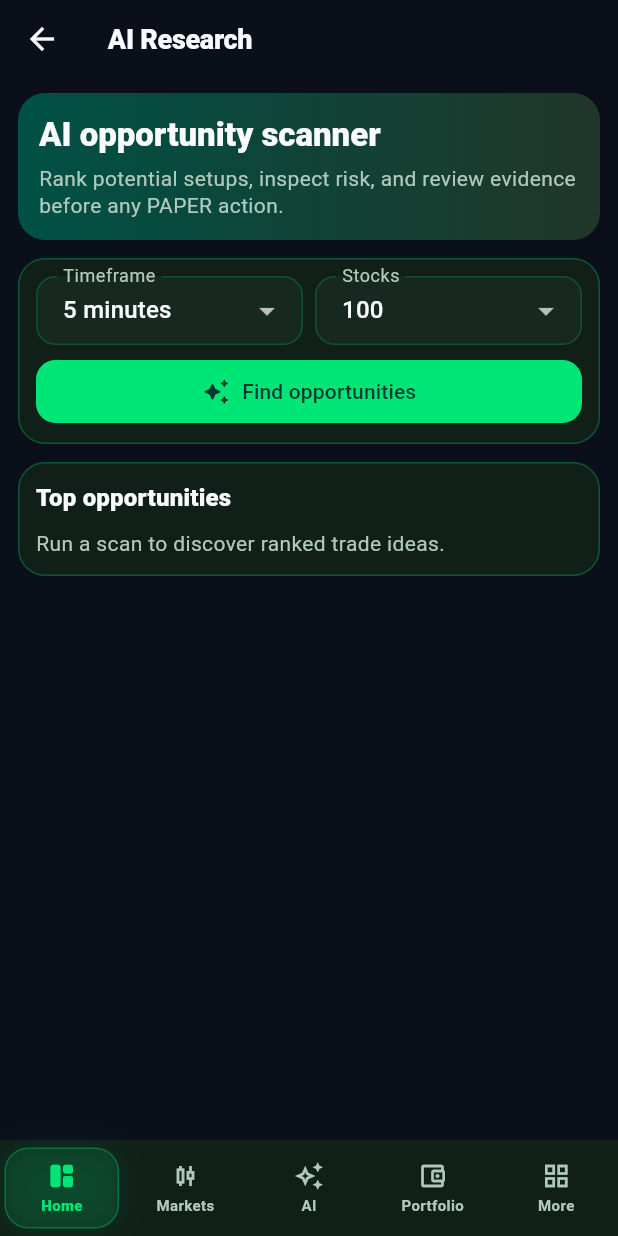
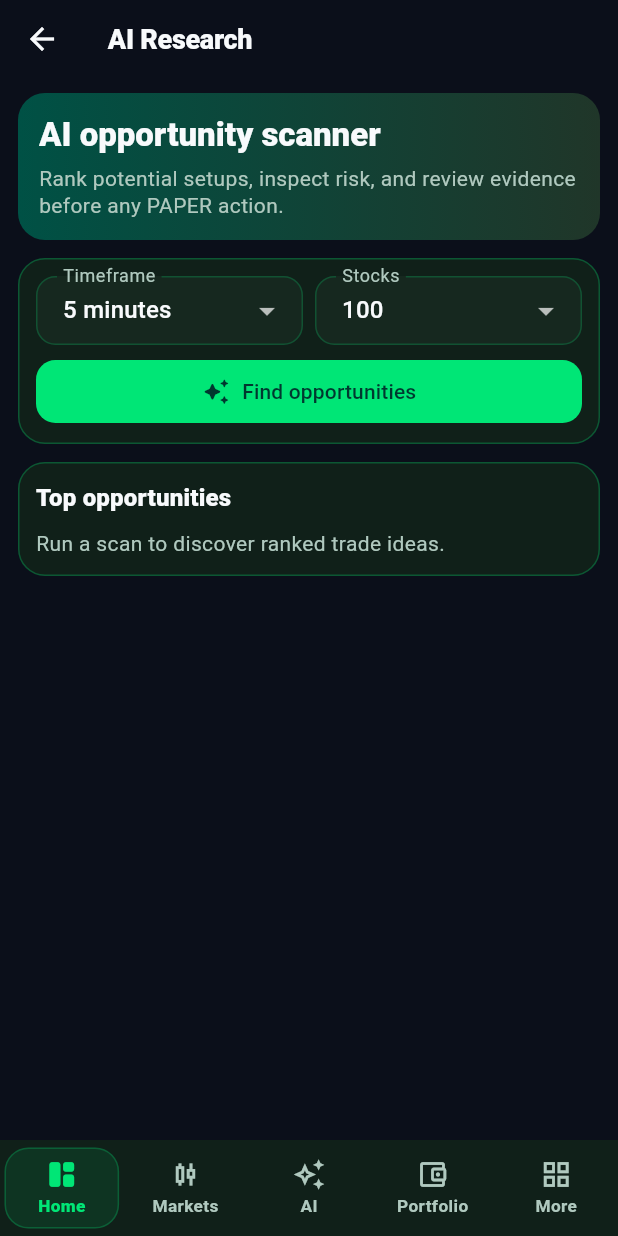
Before and after one commit to operationReact/AiTradingSystem, a Flutter app: the screen it shows after launch, after a tap on "AI ideas", on a phone screen of 412 x 824 dp. Run offline on Flutter 3.47's test engine with Material 3 defaults, Android fonts, the phone set to English and light mode, and no system bars.

Commit message:
feat(flutter): refine MintTick Home branding and mobile navigation (#532)
* feat(home): replace generic analytics emblem with shared MintTick lockup

* feat(navigation): increase mobile readability and remove distracting neon glow

* test(ui): validate shared Home logo and readable mobile nav labels

* test(ui): import typed health snapshot fixture

```diff
--- a/apps/trading_client/lib/src/app.dart
+++ b/apps/trading_client/lib/src/app.dart
@@ -219,7 +219,6 @@
   @override
   Widget build(BuildContext context) {
     final theme = Theme.of(context);
-    final colors = theme.extension<TradingColors>()!;
     final items = <(IconData, IconData, String)>[
       (Icons.space_dashboard_outlined, Icons.space_dashboard_rounded, 'Home'),
       (Icons.candlestick_chart_outlined, Icons.candlestick_chart_rounded, 'Markets'),
@@ -261,16 +260,16 @@
                     margin: const EdgeInsets.symmetric(horizontal: 3, vertical: 5),
                     decoration: BoxDecoration(
                       borderRadius: BorderRadius.circular(16),
-                      color: selected ? colors.neonCyan.withValues(alpha: 0.11) : Colors.transparent,
-                      border: selected ? Border.all(color: colors.neonCyan.withValues(alpha: 0.30)) : null,
-                      boxShadow: selected ? [BoxShadow(color: colors.neonCyan.withValues(alpha: 0.10), blurRadius: 14)] : null,
+                      color: selected ? theme.colorScheme.primary.withValues(alpha: 0.10) : Colors.transparent,
+                      border: selected ? Border.all(color: theme.colorScheme.primary.withValues(alpha: 0.24)) : null,
+
                     ),
                     child: Column(
                       mainAxisAlignment: MainAxisAlignment.center,
                       children: [
-                        Icon(selected ? item.$2 : item.$1, size: 20, color: selected ? colors.neonCyan : theme.colorScheme.onSurfaceVariant),
+                        Icon(selected ? item.$2 : item.$1, size: 22, color: selected ? theme.colorScheme.primary : theme.colorScheme.onSurfaceVariant),
                         const SizedBox(height: 2),
-                        Text(item.$3, maxLines: 1, style: TextStyle(fontSize: 10, fontWeight: selected ? FontWeight.w800 : FontWeight.w600, color: selected ? colors.neonCyan : theme.colorScheme.onSurfaceVariant)),
+                        Text(item.$3, maxLines: 1, overflow: TextOverflow.ellipsis, style: TextStyle(fontSize: 11.5, fontWeight: selected ? FontWeight.w800 : FontWeight.w600, color: selected ? theme.colorScheme.primary : theme.colorScheme.onSurfaceVariant)),
                       ],
                     ),
                   ),
--- a/apps/trading_client/lib/src/features/overview/presentation/overview_page.dart
+++ b/apps/trading_client/lib/src/features/overview/presentation/overview_page.dart
@@ -1,5 +1,6 @@
 import 'package:flutter/material.dart';
 
+import '../../../brand/minttick_brand.dart';
 import '../../../core/session/operator_session.dart';
 import '../../../core/widgets/data_state_panel.dart';
 import '../../../core/widgets/responsive_layout.dart';
@@ -96,29 +97,32 @@
   Widget build(BuildContext context) {
     final theme = Theme.of(context);
     final mobile = MediaQuery.sizeOf(context).width < ResponsiveLayout.mobileBreakpoint;
-    final logoSize = mobile ? 40.0 : 46.0;
     return Row(
       children: [
-        Container(
-          width: logoSize,
-          height: logoSize,
-          decoration: BoxDecoration(borderRadius: BorderRadius.circular(mobile ? 13 : 15), gradient: LinearGradient(colors: [theme.colorScheme.primary, theme.colorScheme.secondary])),
-          child: Icon(Icons.query_stats_rounded, color: Colors.white, size: mobile ? 22 : 24),
-        ),
-        SizedBox(width: mobile ? 10 : 12),
         Expanded(
           child: Column(
             crossAxisAlignment: CrossAxisAlignment.start,
             children: [
               Semantics(
                 header: true,
-                child: Text('MintTick', style: (mobile ? theme.textTheme.titleMedium : theme.textTheme.titleLarge)?.copyWith(fontWeight: FontWeight.w900)),
+                child: MintTickLockup(
+                  markWidth: mobile ? 38 : 44,
+                  fontSize: mobile ? 20 : 23,
+                ),
               ),
-              Text('AI-powered PAPER trading', style: theme.textTheme.bodySmall?.copyWith(color: theme.colorScheme.onSurfaceVariant)),
+              const SizedBox(height: 4),
+              Text('AI-powered PAPER trading', style: theme.textTheme.bodySmall?.copyWith(
+                color: theme.colorScheme.onSurfaceVariant,
+                fontSize: 12.5,
+              )),
             ],
           ),
         ),
-        IconButton(tooltip: 'Settings', onPressed: () => Navigator.of(context).pushNamed('/settings'), icon: const Icon(Icons.tune_rounded)),
+        IconButton(
+          tooltip: 'Settings',
+          onPressed: () => Navigator.of(context).pushNamed('/settings'),
+          icon: const Icon(Icons.tune_rounded),
+        ),
       ],
     );
   }
```
Also changed, not shown: 1 other file.
